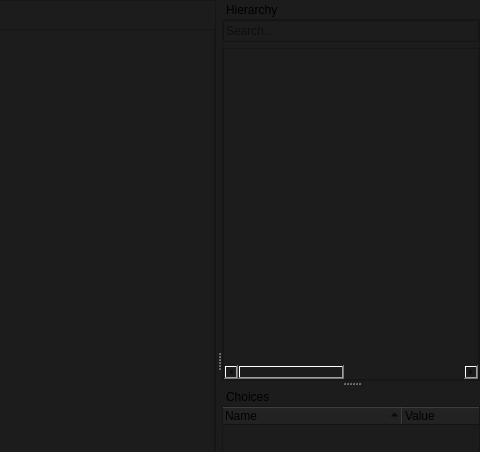
Above: smartprop_editor/main.ui from dertwist/Hammer5Tools before the change; both pictures show x 800 to 1280 and y 0 to 452 of the 1280 by 720 pixel window. Below: the same form after it.
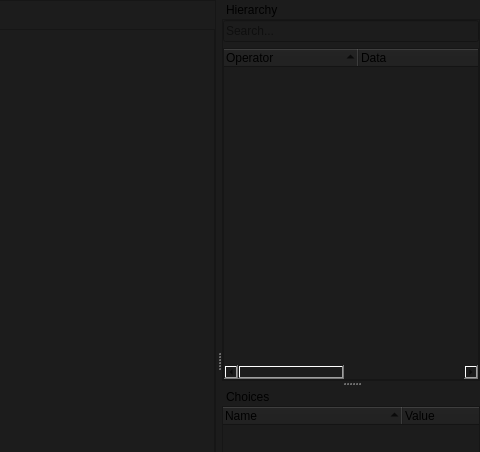
That is the form after the change. Icons and pictures are not drawn.

```diff
--- a/smartprop_editor/main.ui
+++ b/smartprop_editor/main.ui
@@ -260,13 +260,13 @@
            <bool>false</bool>
           </property>
           <property name="headerHidden">
-           <bool>true</bool>
+           <bool>false</bool>
           </property>
           <property name="columnCount">
            <number>4</number>
           </property>
           <attribute name="headerVisible">
-           <bool>false</bool>
+           <bool>true</bool>
           </attribute>
           <attribute name="headerCascadingSectionResizes">
            <bool>false</bool>
@@ -277,6 +277,9 @@
           <attribute name="headerDefaultSectionSize">
            <number>135</number>
           </attribute>
+          <attribute name="headerShowSortIndicator" stdset="0">
+           <bool>true</bool>
+          </attribute>
           <attribute name="headerStretchLastSection">
            <bool>true</bool>
           </attribute>
```
Left out of the diff: 6 changed lines with no effect on the pictures.
